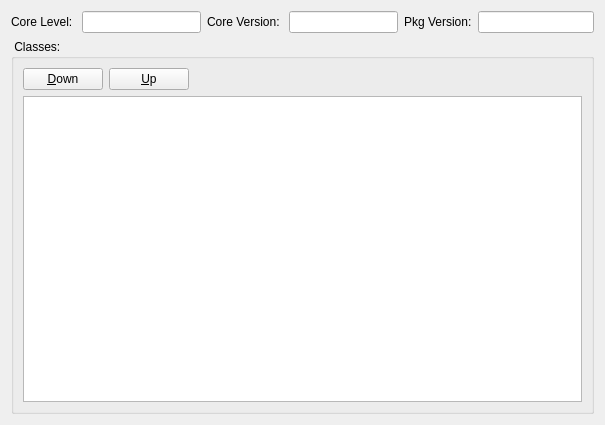
First picture: the form in ui/formdeviserversion.ui, repository sbmlteam/QtDeviser, before the edit.
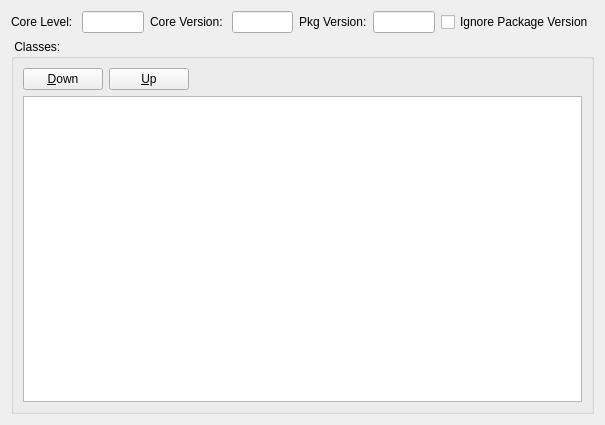
Second picture: the form after the edit.

Commit message: - add new deviser language element, added attribute to version that allows to ignore the packageversion

What changed in the file:
```diff
--- a/ui/formdeviserversion.ui
+++ b/ui/formdeviserversion.ui
@@ -56,6 +56,16 @@
        <item>
         <widget class="QLineEdit" name="txtPackageVersion"/>
        </item>
+       <item>
+        <widget class="QCheckBox" name="chkIgnorePackageVersion">
+         <property name="toolTip">
+          <string>&lt;html&gt;&lt;head/&gt;&lt;body&gt;&lt;p&gt;When set to true, deviser will not create functions including the package version for elements in this version. So instead of constructors that take &lt;span style=&quot; font-weight:600;&quot;&gt;level&lt;/span&gt;, &lt;span style=&quot; font-weight:600;&quot;&gt;version&lt;/span&gt; and &lt;span style=&quot; font-weight:600;&quot;&gt;packageVersion&lt;/span&gt;, deviser would only generate constructors for &lt;span style=&quot; font-weight:600;&quot;&gt;level&lt;/span&gt; and &lt;span style=&quot; font-weight:600;&quot;&gt;version&lt;/span&gt; attributes.&lt;/p&gt;&lt;/body&gt;&lt;/html&gt;</string>
+         </property>
+         <property name="text">
+          <string>Ignore Package Version</string>
+         </property>
+        </widget>
+       </item>
       </layout>
      </item>
     </layout>
```
Left out of the diff: 17 changed lines with no effect on the pictures. The commit also changes 10 other files.
